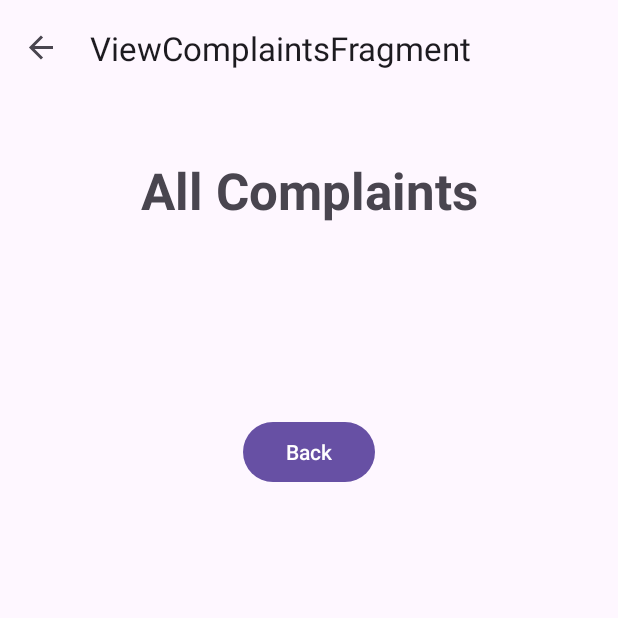
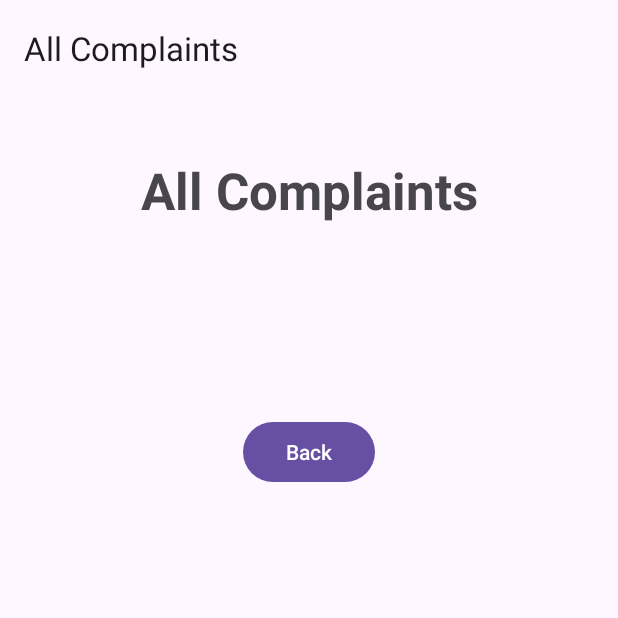
Before and after one commit to kevin-lann/B07group13, an Android app: the ViewComplaintsFragment screen opened through its navigation route, on a phone screen of 412 x 824 dp, the top half of it. Run offline under Robolectric (Android 15) with nearby library versions, the phone set to English and light mode, and no system bars; our stand-ins replace Firebase (no records; nobody signed in at launch, a user with empty details on screens opened directly), navigation-ui; 1 statement that could not run was skipped.

Commit message:
Updated view complaints fragment
optimized UI

```diff
--- a/app/src/main/java/com/example/studentapp/Complaints/ViewComplaintsFragment.java
+++ b/app/src/main/java/com/example/studentapp/Complaints/ViewComplaintsFragment.java
@@ -7,6 +7,8 @@ import android.view.View;
 import android.view.ViewGroup;
 import android.widget.Button;
 
+import androidx.appcompat.app.ActionBar;
+import androidx.appcompat.app.AppCompatActivity;
 import androidx.fragment.app.Fragment;
 import androidx.navigation.NavController;
 import androidx.navigation.fragment.NavHostFragment;
@@ -50,6 +52,13 @@ public class ViewComplaintsFragment extends Fragment {
     public View onCreateView(LayoutInflater inflater, ViewGroup container,
                              Bundle savedInstanceState) {
         binding = ViewComplaintsFragmentBinding.inflate(inflater, container, false);
+
+        ActionBar actionBar = ((AppCompatActivity)requireActivity()).getSupportActionBar();
+        if (actionBar != null) {
+            actionBar.setDisplayHomeAsUpEnabled(false);
+            actionBar.setTitle("All Complaints");
+        }
+
         return binding.getRoot();
     }
 
```
Also changed, not shown: app/src/main/java/com/example/studentapp/Complaints/ViewFullComplaintFragment.java (+35 -11 lines).
